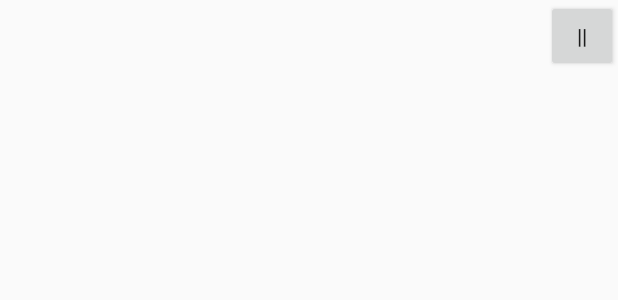
After one commit to king89/TwoCar, an Android app: the layout activity_game.xml on its own in the app's theme, with its tools: preview values and no code run, on a phone screen of 412 x 824 dp. The commit adds this screen. Shown: the top 300 px of the screen. Run offline under Robolectric (Android 15) with nearby library versions, the phone set to English and light mode, and no system bars.

Commit message:
add pause resume button

```diff
--- a/app/src/main/java/proj/multimedia/twocar/activity/BaseActivity.java
+++ b/app/src/main/java/proj/multimedia/twocar/activity/BaseActivity.java
@@ -7,5 +7,5 @@ import android.support.v7.app.AppCompatActivity;
 /**
  * Created by KinG on 9/20/2015.
  */
-public class BaseActivity extends Activity{
+public class BaseActivity extends AppCompatActivity{
 }
--- /dev/null
+++ b/app/src/main/res/layout/activity_game.xml
@@ -0,0 +1,37 @@
+<?xml version="1.0" encoding="utf-8"?>
+<RelativeLayout xmlns:android="http://schemas.android.com/apk/res/android"
+                android:layout_width="match_parent"
+                android:layout_height="match_parent"
+                android:orientation="vertical"
+
+    >
+
+    <RelativeLayout
+        android:id="@+id/container"
+        android:layout_width="match_parent"
+        android:layout_height="match_parent">
+
+    </RelativeLayout>
+
+    <Button
+        android:id="@+id/button"
+        style="?android:attr/buttonStyleSmall"
+        android:layout_width="wrap_content"
+        android:layout_height="wrap_content"
+        android:layout_alignParentEnd="true"
+        android:layout_alignParentRight="true"
+        android:layout_alignParentTop="true"
+        android:elegantTextHeight="false"
+        android:text="||"/>
+
+    <FrameLayout
+        android:layout_width="wrap_content"
+        android:layout_height="wrap_content"
+        android:layout_centerVertical="true"
+        android:layout_centerHorizontal="true"
+        android:id="@+id/menuContainer"
+        android:visibility="visible">
+
+    </FrameLayout>
+
+</RelativeLayout>
```
Also changed, not shown: app/src/main/java/proj/multimedia/twocar/activity/GameActivity.java (+86 -1 lines), app/src/main/java/proj/multimedia/twocar/component/BaseGameMenuFragment.java (added, +47 -0 lines), app/src/main/java/proj/multimedia/twocar/component/GameOverMenuFragment.java (added, +24 -0 lines), app/src/main/java/proj/multimedia/twocar/component/GamePauseMenuFragment.java (added, +60 -0 lines), app/src/main/java/proj/multimedia/twocar/scene/BaseScene.java (+16 -0 lines), app/src/main/java/proj/multimedia/twocar/scene/GameScene.java (+16 -9 lines), app/src/main/java/proj/multimedia/twocar/view/BaseGameView.java (+40 -12 lines), app/src/main/res/layout/game_menu_gameover.xml (added, +42 -0 lines).
